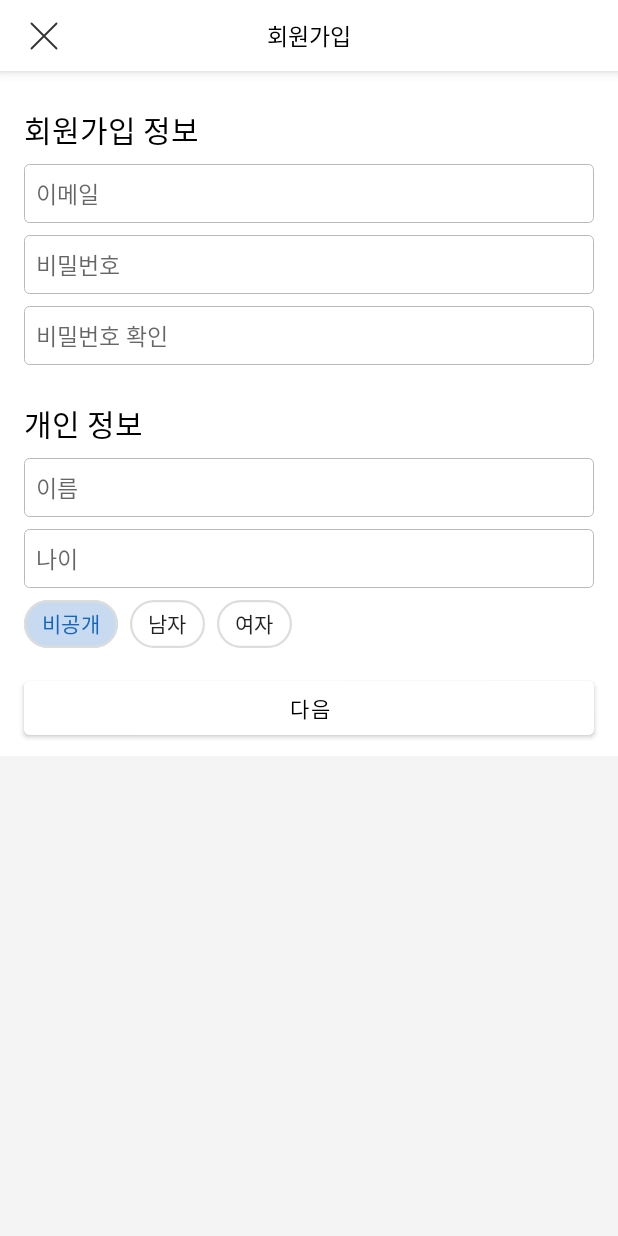
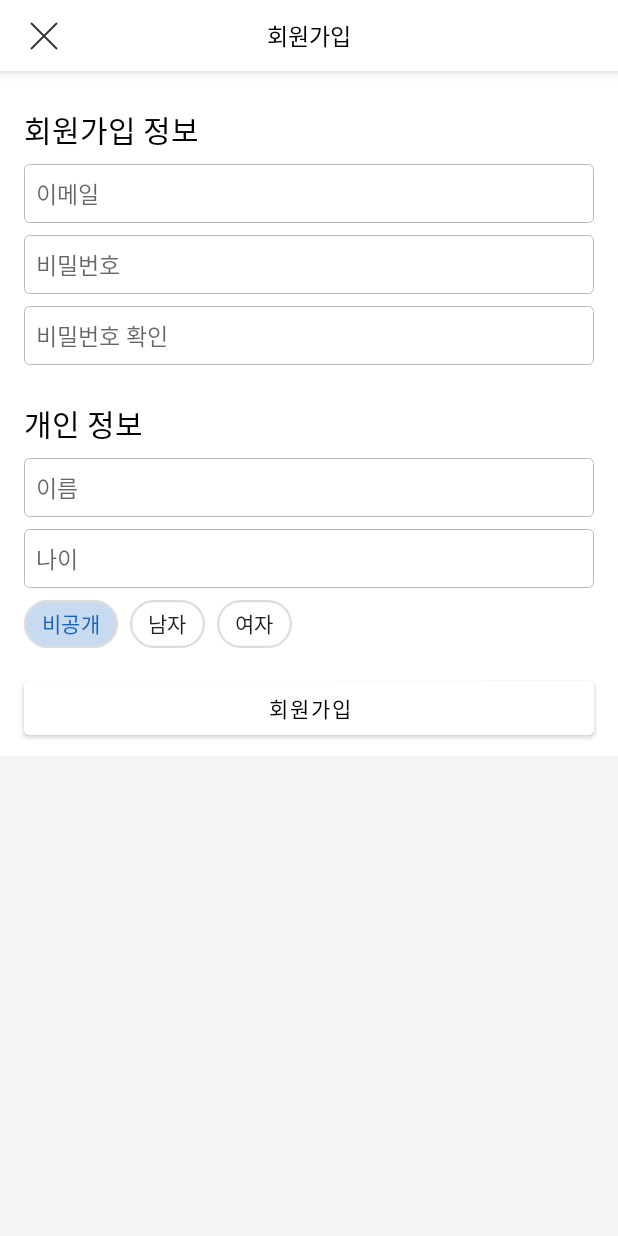
Before and after one commit to JungSangHyeon/2021-Corin-Owner, an Android app: the SignUpActivity screen opened directly, with no data from a screen before it, on a phone screen of 412 x 824 dp. Run offline under Robolectric (Android 15) with nearby library versions, the phone set to English and light mode, and no system bars; our stand-ins replace Room's generated code; 1 statement that could not run was skipped.

Commit message:
Sign Up Activity

```diff
--- a/app/src/main/java/com/example/corincoronacheckincustomer/corinDomain/domain/mainActivity/checkInFragment/CheckInFragment.java
+++ b/app/src/main/java/com/example/corincoronacheckincustomer/corinDomain/domain/mainActivity/checkInFragment/CheckInFragment.java
@@ -46,6 +46,7 @@ public class CheckInFragment extends JSHViewModelFragment<CorinEntity> {
     @Override protected void onActivityResult(ActivityResult result) { this.updateView(); }
 
     private void updateView() {
+        this.entity.setLogin(true);
         if(!this.entity.isLogin()){
             this.qrCodeImageView.setVisibility(View.VISIBLE);
             this.descriptionTextView.setVisibility(View.VISIBLE);
--- a/app/src/main/java/com/example/corincoronacheckincustomer/corinDomain/domain/signUpActivity/SignUpActivity.java
+++ b/app/src/main/java/com/example/corincoronacheckincustomer/corinDomain/domain/signUpActivity/SignUpActivity.java
@@ -1,16 +1,67 @@
 package com.example.corincoronacheckincustomer.corinDomain.domain.signUpActivity;
 
-import androidx.appcompat.app.AppCompatActivity;
-
-import android.os.Bundle;
+import android.app.Activity;
+import android.view.View;
+import android.widget.Button;
+import android.widget.EditText;
+import android.widget.Toast;
 
 import com.example.corincoronacheckincustomer.R;
+import com.example.corincoronacheckincustomer.corinDomain.crossDomain.Constant;
+import com.example.corincoronacheckincustomer.corinDomain.model.CorinEntity;
+import com.example.corincoronacheckincustomer.corinDomain.model.UserEntity;
+import com.example.corincoronacheckincustomer.jshCrossDomain.view.activity.JSHViewModelActivity;
+import com.google.android.material.chip.ChipGroup;
 
-public class SignUpActivity extends AppCompatActivity {
+public class SignUpActivity extends JSHViewModelActivity<CorinEntity> {
+
+    // Associate
+        // View
+        private EditText emailEditText, passwordEditText, passwordCheckEditText, nameEditText, ageEditText;
+        private ChipGroup genderChipGroup;
+        private Button signUpButton;
+
+    @Override protected int getLayoutId() { return R.layout.activity_sign_up; }
 
     @Override
-    protected void onCreate(Bundle savedInstanceState) {
-        super.onCreate(savedInstanceState);
-        setContentView(R.layout.activity_sign_up);
+    protected void associate() {
+        View settingSignUpInfoInclude = this.findViewById(R.id.signUpActivity_include_layoutSettingSignUpInfo);
+        this.emailEditText = settingSignUpInfoInclude.findViewById(R.id.settingSignUpInfoLayout_emailEditText);
+        this.passwordEditText = settingSignUpInfoInclude.findViewById(R.id.settingSignUpInfoLayout_passwordEditText);
+        this.passwordCheckEditText = settingSignUpInfoInclude.findViewById(R.id.settingSignUpInfoLayout_passwordCheckEditText);
+
+        View settingMyInfoInclude = this.findViewById(R.id.signUpActivity_include_layoutEditMyInfo);
+        this.nameEditText = settingMyInfoInclude.findViewById(R.id.settingPrivateInfoLayout_nameEditText);
+        this.ageEditText = settingMyInfoInclude.findViewById(R.id.settingPrivateInfoLayout_ageEditText);
+        this.genderChipGroup = settingMyInfoInclude.findViewById(R.id.settingPrivateInfoLayout_genderGroup);
+
+        this.signUpButton = this.findViewById(R.id.signUpActivity_signUpButton);
+    }
+    @Override
+    protected void initialize() {
+        this.signUpButton.setOnClickListener(v->this.sighUp());
+    }
+
+    @Override protected Class getEntityClass() { return CorinEntity.class; }
+    @Override protected void onModelUpdate() { }
+
+    private void sighUp() {
+        if(this.passwordEditText.getText().toString().equals(this.passwordCheckEditText.getText().toString())){
+            UserEntity userEntity = new UserEntity(
+                    this.emailEditText.getText().toString(),
+                    this.passwordEditText.getText().toString(),
+                    this.nameEditText.getText().toString(),
+                    Integer.parseInt(this.ageEditText.getText().toString()),
+                    Constant.GenderMap.get(this.genderChipGroup.getCheckedChipId())
+            );
+            this.entity.getUsers().add(userEntity);
+            this.entity.setLoginUser(userEntity);
+            this.entity.setLogin(true);
+            Toast.makeText(this, R.string.signUpActivity_signUpComplete, Toast.LENGTH_SHORT).show();
+            this.setResult(Activity.RESULT_OK);
+            this.finish();
+        }else{
+            Toast.makeText(this, R.string.signUpActivity_passwordAndCheckDifferent, Toast.LENGTH_SHORT).show();
+        }
     }
 }
--- a/app/src/main/java/com/example/corincoronacheckincustomer/jshCrossDomain/tech/ZXing.java
+++ b/app/src/main/java/com/example/corincoronacheckincustomer/jshCrossDomain/tech/ZXing.java
@@ -9,10 +9,13 @@ import com.google.zxing.WriterException;
 import com.google.zxing.common.BitMatrix;
 import com.journeyapps.barcodescanner.BarcodeEncoder;
 
+import java.nio.charset.StandardCharsets;
+
 public class ZXing {
 
     public static void showQRCode(ImageView imageView, String content){
         try {
+            content = new String(content.getBytes(StandardCharsets.UTF_8), StandardCharsets.ISO_8859_1); // For Korean
             MultiFormatWriter multiFormatWriter = new MultiFormatWriter();
             BitMatrix bitMatrix = multiFormatWriter.encode(content, BarcodeFormat.QR_CODE,imageView.getWidth(),imageView.getHeight());
             Bitmap bitmap = new BarcodeEncoder().createBitmap(bitMatrix);
--- a/app/src/main/res/layout/activity_sign_up.xml
+++ b/app/src/main/res/layout/activity_sign_up.xml
@@ -37,9 +37,9 @@
             app:layout_constraintTop_toBottomOf="@+id/signUpActivity_include_layoutSettingSignUpInfo" />
 
         <Button
-            android:id="@+id/signUpActivity_nextButton"
+            android:id="@+id/signUpActivity_signUpButton"
             style="@style/corinSecondaryFragmentActionButton"
-            android:text="@string/signUpActivity_nextButtonText"
+            android:text="@string/signUpActivity_signUpButtonText"
             app:layout_constraintBottom_toBottomOf="parent"
             app:layout_constraintEnd_toEndOf="parent"
             app:layout_constraintStart_toStartOf="parent"
--- a/app/src/main/res/layout/layout_setting_private_info.xml
+++ b/app/src/main/res/layout/layout_setting_private_info.xml
@@ -43,18 +43,18 @@
         app:singleSelection="true">
 
         <com.google.android.material.chip.Chip
-            android:id="@+id/settingPrivateInfoLayout_genderSeceret"
+            android:id="@+id/settingPrivateInfoLayout_genderSeceretChip"
             style="@style/corinChip"
             android:checked="true"
             android:text="@string/settingPrivateInfoLayout_secreteChipText" />
 
         <com.google.android.material.chip.Chip
-            android:id="@+id/settingPrivateInfoLayout_genderMan"
+            android:id="@+id/settingPrivateInfoLayout_genderManChip"
             style="@style/corinChip"
             android:text="@string/settingPrivateInfoLayout_manChipText" />
 
         <com.google.android.material.chip.Chip
-            android:id="@+id/settingPrivateInfoLayout_genderWomen"
+            android:id="@+id/settingPrivateInfoLayout_genderWomenChip"
             style="@style/corinChip"
             android:text="@string/settingPrivateInfoLayout_womenChipText" />
     </com.google.android.material.chip.ChipGroup>
--- a/app/src/main/res/values/strings.xml
+++ b/app/src/main/res/values/strings.xml
@@ -22,7 +22,9 @@
         <string name="loginActivity_noMatchUserText">일치하는 사용자가 없습니다</string>
 
         <!--  Sign Up Activity  -->
-        <string name="signUpActivity_nextButtonText">다음</string>
+        <string name="signUpActivity_signUpButtonText">회원가입</string>
+        <string name="signUpActivity_signUpComplete">회원가입 되었습니다</string>
+        <string name="signUpActivity_passwordAndCheckDifferent">비밀번호와 확인이 다릅니다</string>
 
     <!--  Fragment  -->
         <!--  Check In Fragment  -->
```
Also changed, not shown: app/src/main/java/com/example/corincoronacheckincustomer/corinDomain/crossDomain/Constant.java (+8 -3 lines).
